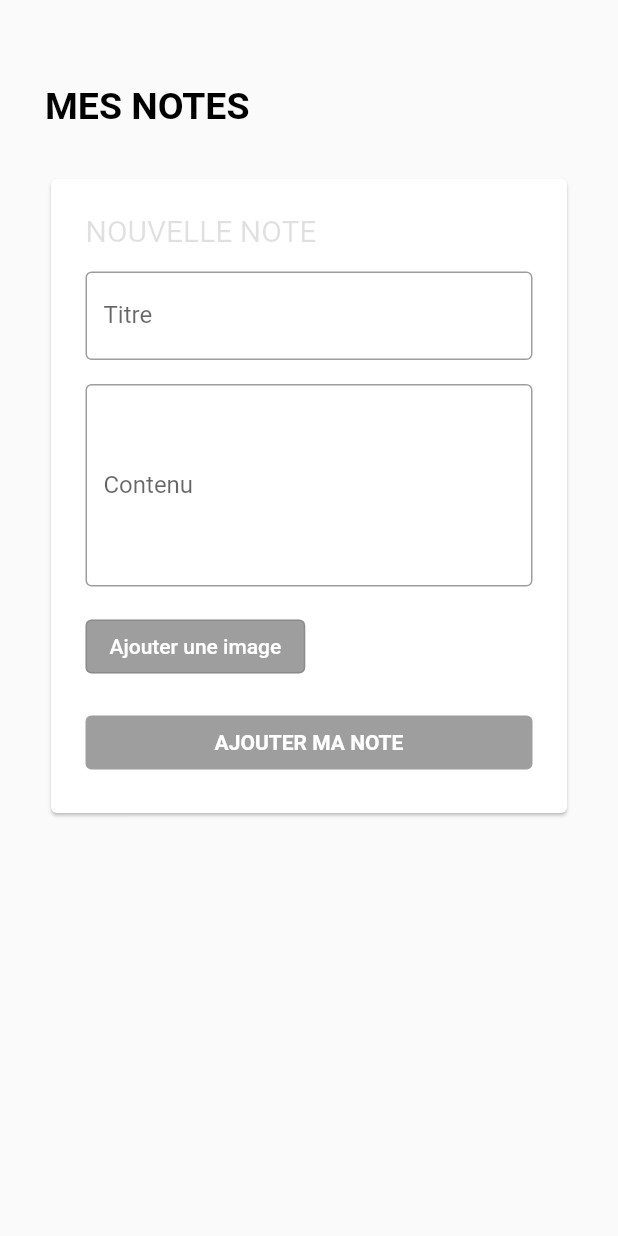
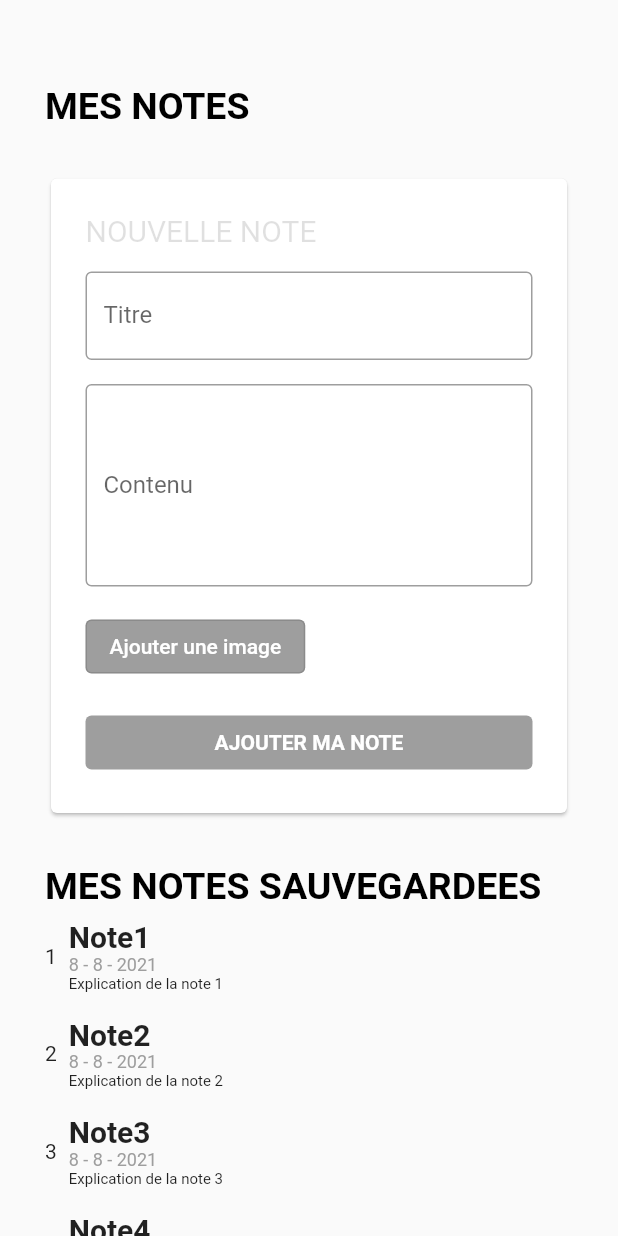
Before and after one commit to AlexisMrcx/tp_final, a Flutter app: the screen it shows after launch, on a phone screen of 412 x 824 dp. Run offline on Flutter 3.47's test engine with Material 2 defaults, Android fonts, the phone set to English and light mode, and no system bars.

Commit message:
Modèle de page Home sans afficher image avec note

```diff
--- a/lib/app/modules/note/model/note_model.dart
+++ b/lib/app/modules/note/model/note_model.dart
@@ -2,7 +2,7 @@ class Note {
   final String title;
   final DateTime dateTime;
   final String content;
-  final String picturePath;
+  //final String picturePath;
 
-  Note(this.title, this.dateTime, this.content, this.picturePath);
+  Note({required this.title, required this.dateTime, required this.content});//, this.picturePath);
 }
--- a/lib/app/screens/home/home_screen.dart
+++ b/lib/app/screens/home/home_screen.dart
@@ -1,5 +1,6 @@
 import 'package:flutter/material.dart';
 import 'package:tp_final/app/screens/home/widgets/home_form.dart';
+import 'package:tp_final/app/screens/home/widgets/list_note.dart';
 
 class HomeScreen extends StatefulWidget {
  HomeScreen({Key? key}) : super(key: key);
@@ -15,8 +16,9 @@ class _HomeScreenState extends State <HomeScreen> {
       appBar: AppBar(
         elevation: 0,
         backgroundColor: Colors.transparent,),
-      body: Column(
-        crossAxisAlignment: CrossAxisAlignment.start,
+      body: ListView(
+        scrollDirection: Axis.vertical,
+        shrinkWrap: true,
         children: [
             Padding(
               padding: const EdgeInsets.only(left: 30),
@@ -26,9 +28,19 @@ class _HomeScreenState extends State <HomeScreen> {
                 ),
             ),
             HomeForm(),
+            Padding(
+              padding: const EdgeInsets.only(left: 30),
+              child: Text(
+                "MES NOTES SAUVEGARDEES",
+                style: TextStyle(color: Colors.black, fontWeight: FontWeight.bold, fontSize: 25),
+                ),
+            ),
+            Padding(
+              padding: const EdgeInsets.only(left: 30),
+              child: ListNote(),
+            )
           ]
-      )
-
+        ),
       );
   }
 }
--- /dev/null
+++ b/lib/app/screens/home/widgets/list_note.dart
@@ -0,0 +1,40 @@
+import 'package:flutter/material.dart';
+import 'package:tp_final/app/modules/note/model/note_model.dart';
+import 'package:tp_final/app/screens/home/widgets/list_note_element.dart';
+
+class ListNote extends StatefulWidget {
+  @override
+  _ListNoteState createState() => _ListNoteState();
+}
+
+class _ListNoteState extends State<ListNote> {
+  final List<Note> noteList = [
+    Note(title: "Note1", dateTime: DateTime.now(), content: "Explication de la note 1"),
+    Note(title: "Note2", dateTime: DateTime.now(), content: "Explication de la note 2"),
+    Note(title: "Note3", dateTime: DateTime.now(), content: "Explication de la note 3"),
+    Note(title: "Note4", dateTime: DateTime.now(), content: "Explication de la note 4"),
+    Note(title: "Note5", dateTime: DateTime.now(), content: "Explication de la note 5"),
+    Note(title: "Note6", dateTime: DateTime.now(), content: "Explication de la note 6"),
+  ];
+
+
+  @override
+  Widget build(BuildContext context) {
+    return ListView.builder(
+      shrinkWrap: true,
+      physics: ScrollPhysics(),
+      itemCount: noteList.length,
+      itemBuilder: (context, position) {
+        return InkWell(
+          onTap: null,
+          child: Row(
+            children: [
+              Text((position + 1).toString()),
+              ListNoteElement(element : noteList[position])
+            ],
+          ),
+        );
+      },
+    );
+  }
+}
--- /dev/null
+++ b/lib/app/screens/home/widgets/list_note_element.dart
@@ -0,0 +1,39 @@
+import 'package:flutter/material.dart';
+import 'package:tp_final/app/modules/note/model/note_model.dart';
+
+class ListNoteElement extends StatelessWidget {
+  const ListNoteElement({required this.element});
+
+  final Note element;
+
+  @override
+  Widget build(BuildContext context) {
+    return Padding(
+      padding: const EdgeInsets.all(8.0),
+      child: Container(
+        child: Row(
+          mainAxisAlignment: MainAxisAlignment.spaceBetween,
+          children: [
+            Column(
+              crossAxisAlignment: CrossAxisAlignment.start,
+              children: [
+                Text(
+                  element.title,
+                  style: TextStyle(fontSize: 20, fontWeight: FontWeight.bold),
+                ),
+                Text(
+                  '${element.dateTime.day} - ${element.dateTime.month + 1} - ${element.dateTime.year}',
+                  style: TextStyle(fontSize: 12, color: Colors.grey),
+                ),
+                Text(
+                  element.content,
+                  style: TextStyle(fontSize: 10),
+                ),
+              ],
+            ),
+          ],
+        ),
+      ),
+    );
+  }
+}
--- a/lib/main.dart
+++ b/lib/main.dart
@@ -1,5 +1,6 @@
 import 'package:flutter/material.dart';
 import 'package:tp_final/app/screens/home/home_screen.dart';
+import 'package:tp_final/app/screens/home/widgets/list_note.dart';
 
 void main() {
   runApp(MyApp());
--- a/pubspec.yaml
+++ b/pubspec.yaml
@@ -28,8 +28,6 @@ dependencies:
   # The following adds the Cupertino Icons font to your application.
   # Use with the CupertinoIcons class for iOS style icons.
   cupertino_icons: ^1.0.2
-  camera: ^0.8.1+2
-  sqflite: ^2.0.0+3
 
 dev_dependencies:
   flutter_test:
```
Also changed, not shown: pubspec.lock. Lines whose indentation alone changed are shown as unchanged.
